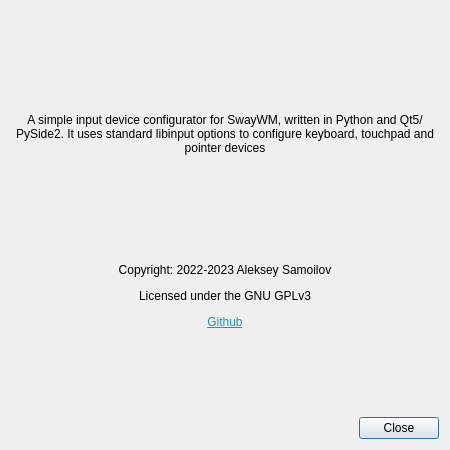
Above: sway_input_config/ui/about.ui from Sunderland93/sway-input-config before the change. Below: the same form after it.
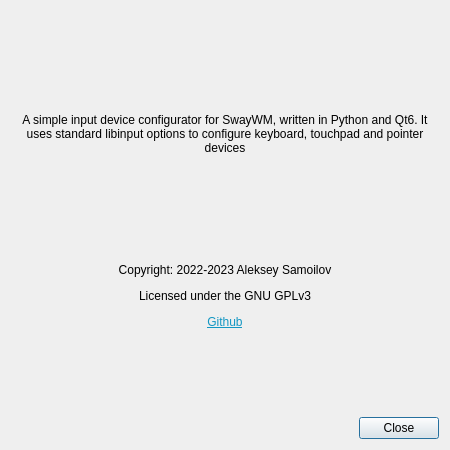
That is the form after the change.

Commit message: Remove references to PySide2 and Qt5

The edit to the form file:
```diff
--- a/sway_input_config/ui/about.ui
+++ b/sway_input_config/ui/about.ui
@@ -66,7 +66,7 @@
      <item>
       <widget class="QLabel" name="label_2">
        <property name="text">
-        <string>A simple input device configurator for SwayWM, written in Python and Qt5/PySide2. It uses standard libinput options to configure keyboard, touchpad and pointer devices</string>
+        <string>A simple input device configurator for SwayWM, written in Python and Qt6. It uses standard libinput options to configure keyboard, touchpad and pointer devices</string>
        </property>
        <property name="textFormat">
         <enum>Qt::PlainText</enum>
```
The commit also changes 2 other files.
